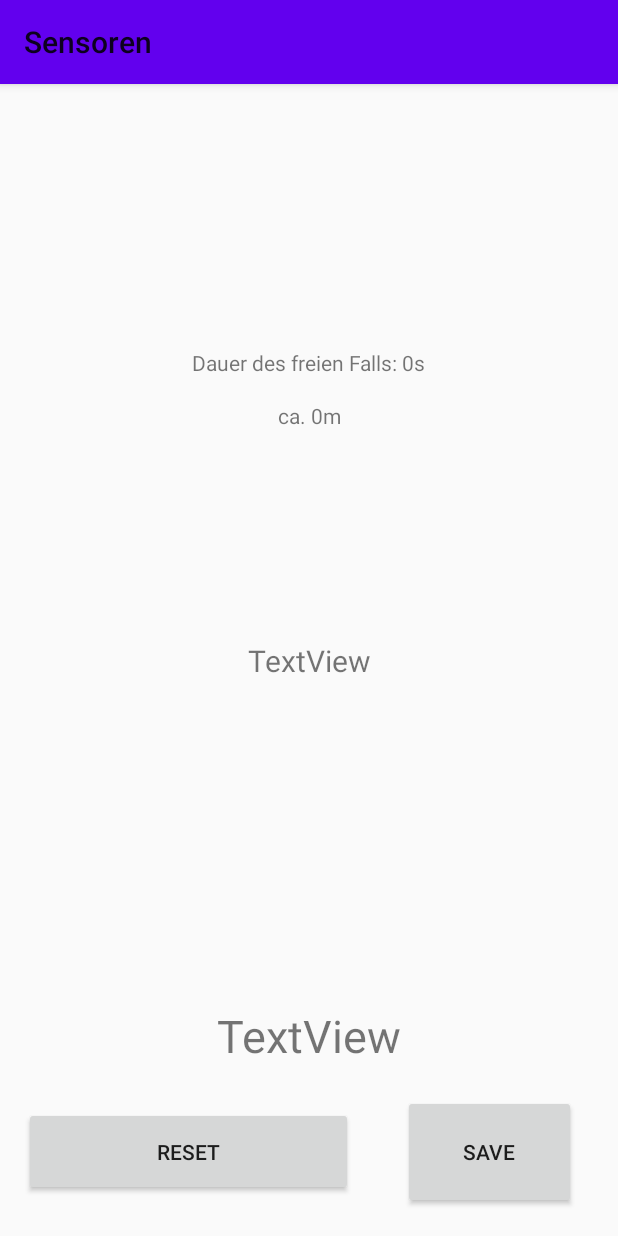
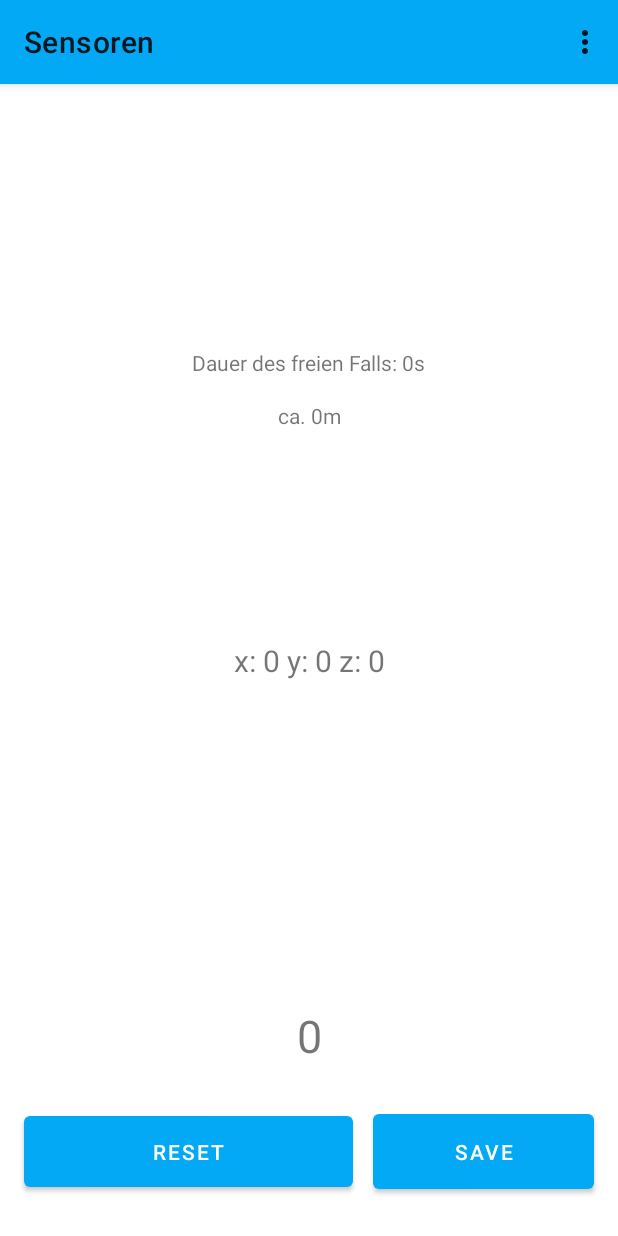
Before and after one commit to hannesDiedrichsen/android_sensor_app, an Android app: the screen it shows after launch (MainActivity), on a phone screen of 412 x 824 dp. Run offline under Robolectric (Android 15) with nearby library versions, the phone set to English and light mode, and no system bars.

Commit message:
Working history with freefall data

```diff
--- a/app/build.gradle
+++ b/app/build.gradle
@@ -30,6 +30,9 @@ dependencies {
     implementation 'androidx.core:core-ktx:1.3.2'
     implementation 'androidx.appcompat:appcompat:1.2.0'
     implementation 'androidx.constraintlayout:constraintlayout:2.0.4'
+    implementation 'com.google.android.material:material:1.2.1'
+    implementation 'androidx.preference:preference:1.1.1'
+    implementation 'androidx.legacy:legacy-preference-v14:1.0.0'
     testImplementation 'junit:junit:4.12'
     androidTestImplementation 'androidx.test.ext:junit:1.1.2'
     androidTestImplementation 'androidx.test.espresso:espresso-core:3.3.0'
--- a/app/src/main/AndroidManifest.xml
+++ b/app/src/main/AndroidManifest.xml
@@ -16,6 +16,7 @@
                 <category android:name="android.intent.category.LAUNCHER" />
             </intent-filter>
         </activity>
+        <activity android:name=".SettingsActivity"></activity>
     </application>
 
 </manifest>
--- a/app/src/main/java/de/diedrichsen/superapps/sensoren/MainActivity.kt
+++ b/app/src/main/java/de/diedrichsen/superapps/sensoren/MainActivity.kt
@@ -2,12 +2,16 @@ package de.diedrichsen.superapps.sensoren
 
 import android.annotation.SuppressLint
 import android.content.Context
+import android.content.Intent
 import android.hardware.Sensor
 import android.hardware.SensorEvent
 import android.hardware.SensorEventListener
 import android.hardware.SensorManager
 import android.os.Bundle
 import android.text.method.ScrollingMovementMethod
+import android.view.Menu
+import android.view.MenuInflater
+import android.view.MenuItem
 import androidx.appcompat.app.AppCompatActivity
 import kotlinx.android.synthetic.main.activity_main.*
 import java.io.InputStreamReader
@@ -16,8 +20,25 @@ import java.time.LocalDateTime
 import kotlin.math.pow
 import kotlin.math.round
 
+class MainActivity : AppCompatActivity(), SensorEventListener {
 
-class MainActivity : AppCompatActivity(), SensorEventListener {
+    override fun onCreateOptionsMenu(menu: Menu?): Boolean {
+        val inflater: MenuInflater = menuInflater
+        inflater.inflate(R.menu.smenu, menu)
+        return true
+    }
+
+    override fun onOptionsItemSelected(item: MenuItem): Boolean {
+        return when (item.itemId) {
+            R.id.menu -> {
+                startActivity(Intent(this, SettingsActivity::class.java))
+                true
+            }
+            else -> super.onOptionsItemSelected(item)
+        }
+    }
+
+
     private lateinit var sensorManager: SensorManager
 
     private var xacc: Float = 0.0F
@@ -33,6 +54,7 @@ class MainActivity : AppCompatActivity(), SensorEventListener {
     private var z = 0
     private var start: Boolean = true
     private var onStartUp: Boolean = true
+    private var sensitivity: Float = 5F
 
     @SuppressLint("SetTextI18n")
     override fun onSensorChanged(event: SensorEvent?) {
@@ -54,7 +76,7 @@ class MainActivity : AppCompatActivity(), SensorEventListener {
             z = 0
         }
 
-        if (!started && xyzAcc < 5) {
+        if (!started && xyzAcc < sensitivity) {
             startTime = System.currentTimeMillis()
             started = true
         } else if (started) {
@@ -69,7 +91,7 @@ class MainActivity : AppCompatActivity(), SensorEventListener {
                 distTextView.text = "ca. ${dist}m"
 
             }
-            if (xyzAcc > 5) started = false
+            if (xyzAcc > sensitivity) started = false
         }
 
     }
@@ -102,8 +124,8 @@ class MainActivity : AppCompatActivity(), SensorEventListener {
         }
 
         buttonWrite.setOnLongClickListener {
-            write(Context.MODE_PRIVATE, "...")
-            showContent()
+            write(Context.MODE_PRIVATE, "")
+            textHistory.text = "DELETED"
             return@setOnLongClickListener true
         }
 
--- a/app/src/main/res/layout/activity_main.xml
+++ b/app/src/main/res/layout/activity_main.xml
@@ -23,7 +23,7 @@
         android:layout_width="wrap_content"
         android:layout_height="wrap_content"
         android:layout_marginTop="16dp"
-        android:text="TextView"
+        android:text="@string/xyzAcc"
         android:textSize="30sp"
         app:layout_constraintBottom_toBottomOf="parent"
         app:layout_constraintEnd_toEndOf="parent"
@@ -34,7 +34,7 @@
         android:id="@+id/freeFall"
         android:layout_width="wrap_content"
         android:layout_height="wrap_content"
-        android:text="Dauer des freien Falls: 0s"
+        android:text="@string/freeFall"
         app:layout_constraintBottom_toTopOf="@+id/acceleroMeter_data"
         app:layout_constraintEnd_toEndOf="parent"
         app:layout_constraintStart_toStartOf="parent"
@@ -45,7 +45,7 @@
         android:layout_width="wrap_content"
         android:layout_height="wrap_content"
         android:layout_marginTop="16dp"
-        android:text="ca. 0m"
+        android:text="@string/distTextView"
         app:layout_constraintEnd_toEndOf="parent"
         app:layout_constraintStart_toStartOf="parent"
         app:layout_constraintTop_toBottomOf="@+id/freeFall" />
@@ -57,7 +57,7 @@
         android:layout_marginStart="16dp"
         android:layout_marginTop="16dp"
         android:layout_marginBottom="16dp"
-        android:text="Reset"
+        android:text="@string/reset"
         app:layout_constraintBottom_toBottomOf="parent"
         app:layout_constraintStart_toStartOf="parent"
         app:layout_constraintTop_toBottomOf="@+id/xyzAccelerometer" />
@@ -66,7 +66,7 @@
         android:id="@+id/acceleroMeter_data"
         android:layout_width="wrap_content"
         android:layout_height="wrap_content"
-        android:text="TextView"
+        android:text="@string/accDataView"
         android:textSize="20sp"
         app:layout_constraintBottom_toBottomOf="parent"
         app:layout_constraintEnd_toEndOf="parent"
@@ -75,10 +75,12 @@
 
     <Button
         android:id="@+id/buttonWrite"
-        android:layout_width="115dp"
-        android:layout_height="76dp"
-        android:layout_marginEnd="28dp"
-        android:text="Save"
+        android:layout_width="147dp"
+        android:layout_height="62dp"
+        android:layout_marginTop="16dp"
+        android:layout_marginEnd="16dp"
+        android:layout_marginBottom="16dp"
+        android:text="@string/saveButton"
         app:layout_constraintBottom_toBottomOf="parent"
         app:layout_constraintEnd_toEndOf="parent"
         app:layout_constraintTop_toBottomOf="@+id/xyzAccelerometer"
@@ -86,7 +88,7 @@
 
     <TextView
         android:id="@+id/textHistory"
-        android:layout_width="300sp"
+        android:layout_width="379dp"
         android:layout_height="180sp"
         android:layout_marginTop="16dp"
         android:layout_marginBottom="16dp"
@@ -95,4 +97,5 @@
         app:layout_constraintEnd_toEndOf="parent"
         app:layout_constraintStart_toStartOf="parent"
         app:layout_constraintTop_toBottomOf="@+id/acceleroMeter_data" />
+
 </androidx.constraintlayout.widget.ConstraintLayout>
--- /dev/null
+++ b/app/src/main/res/menu/smenu.xml
@@ -0,0 +1,8 @@
+<?xml version="1.0" encoding="utf-8"?>
+<menu xmlns:android="http://schemas.android.com/apk/res/android">
+
+
+    <item
+        android:id="@+id/menu"
+        android:title="settings" />
+</menu>
--- a/app/src/main/res/values/colors.xml
+++ b/app/src/main/res/values/colors.xml
@@ -1,6 +1,6 @@
 <?xml version="1.0" encoding="utf-8"?>
 <resources>
-    <color name="colorPrimary">#6200EE</color>
-    <color name="colorPrimaryDark">#3700B3</color>
-    <color name="colorAccent">#03DAC5</color>
+    <color name="colorPrimary">#03A9F4</color>
+    <color name="colorPrimaryDark">#2173B5</color>
+    <color name="colorAccent">#8BC34A</color>
 </resources>
--- a/app/src/main/res/values/strings.xml
+++ b/app/src/main/res/values/strings.xml
@@ -1,3 +1,13 @@
 <resources>
     <string name="app_name">Sensoren</string>
+    <string name="xyzAcc">0</string>
+    <string name="freeFall">Dauer des freien Falls: 0s</string>
+    <string name="distTextView">ca. 0m</string>
+    <string name="reset">Reset</string>
+    <string name="accDataView">x: 0
+        y: 0
+        z: 0
+    </string>
+    <string name="saveButton">Save</string>
+    <string name="settingsView">Start counting xyz acc under: 5</string>
 </resources>
--- a/app/src/main/res/values/styles.xml
+++ b/app/src/main/res/values/styles.xml
@@ -1,10 +1,12 @@
 <resources>
     <!-- Base application theme. -->
-    <style name="AppTheme" parent="Theme.AppCompat.DayNight">
-    <!-- Customize your theme here. -->
+    <style name="AppTheme" parent="Theme.MaterialComponents.DayNight">
+        <!-- Customize your theme here. -->
         <item name="colorPrimary">@color/colorPrimary</item>
         <item name="colorPrimaryDark">@color/colorPrimaryDark</item>
         <item name="colorAccent">@color/colorAccent</item>
+
+        <item name="preferenceTheme">@style/PreferenceThemeOverlay</item>
     </style>
 
 </resources>
```
Also changed, not shown: app/src/main/java/de/diedrichsen/superapps/sensoren/SettingsActivity.java (added, +59 -0 lines), app/src/main/res/layout/activity_settings.xml (added, +31 -0 lines), gradle/wrapper/gradle-wrapper.properties.
